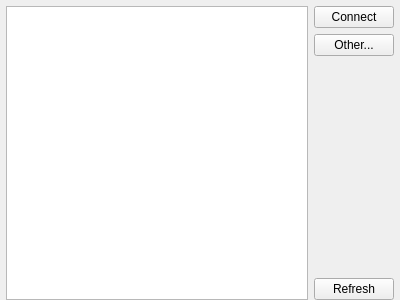
Above: ui/WifiConnectWidget.ui from kipr/botui before the change. Below: the same form after it.
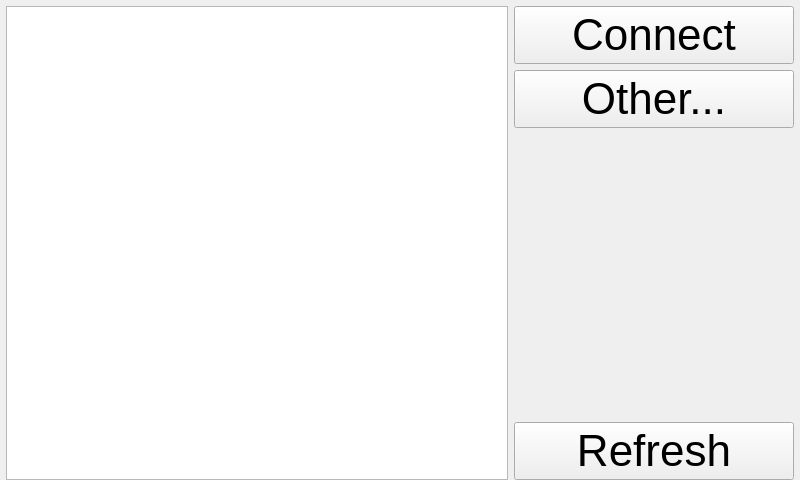
That is the form after the change. Icons and pictures are not drawn.

```diff
--- a/ui/WifiConnectWidget.ui
+++ b/ui/WifiConnectWidget.ui
@@ -6,8 +6,8 @@
    <rect>
     <x>0</x>
     <y>0</y>
-    <width>400</width>
-    <height>300</height>
+    <width>800</width>
+    <height>480</height>
    </rect>
   </property>
   <property name="windowTitle">
@@ -29,12 +29,29 @@
    <item>
     <layout class="QHBoxLayout" name="horizontalLayout">
      <item>
-      <widget class="QListView" name="networks"/>
+      <widget class="QListView" name="networks">
+       <property name="font">
+        <font>
+         <pointsize>22</pointsize>
+        </font>
+       </property>
+      </widget>
      </item>
      <item>
       <layout class="QVBoxLayout" name="verticalLayout">
        <item>
         <widget class="QPushButton" name="connect">
+         <property name="minimumSize">
+          <size>
+           <width>280</width>
+           <height>0</height>
+          </size>
+         </property>
+         <property name="font">
+          <font>
+           <pointsize>33</pointsize>
+          </font>
+         </property>
          <property name="text">
           <string>Connect</string>
          </property>
@@ -46,6 +63,11 @@
        </item>
        <item>
         <widget class="QPushButton" name="other">
+         <property name="font">
+          <font>
+           <pointsize>33</pointsize>
+          </font>
+         </property>
          <property name="text">
           <string>Other...</string>
          </property>
@@ -70,6 +92,11 @@
        </item>
        <item>
         <widget class="QPushButton" name="refresh">
+         <property name="font">
+          <font>
+           <pointsize>33</pointsize>
+          </font>
+         </property>
          <property name="text">
           <string>Refresh</string>
          </property>
```
